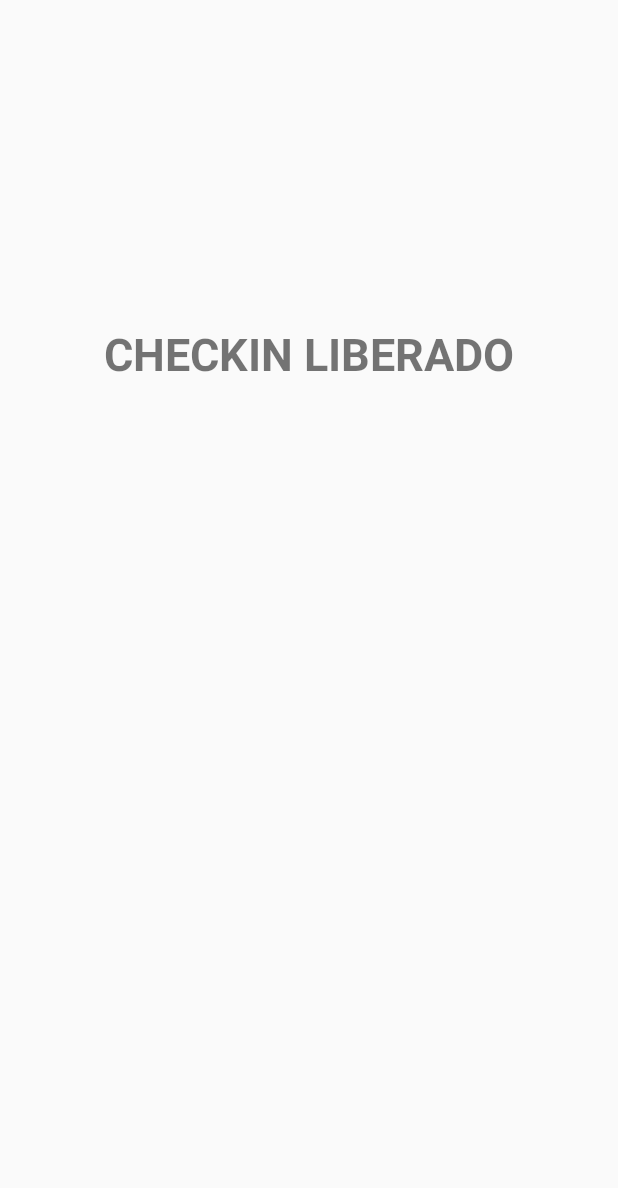
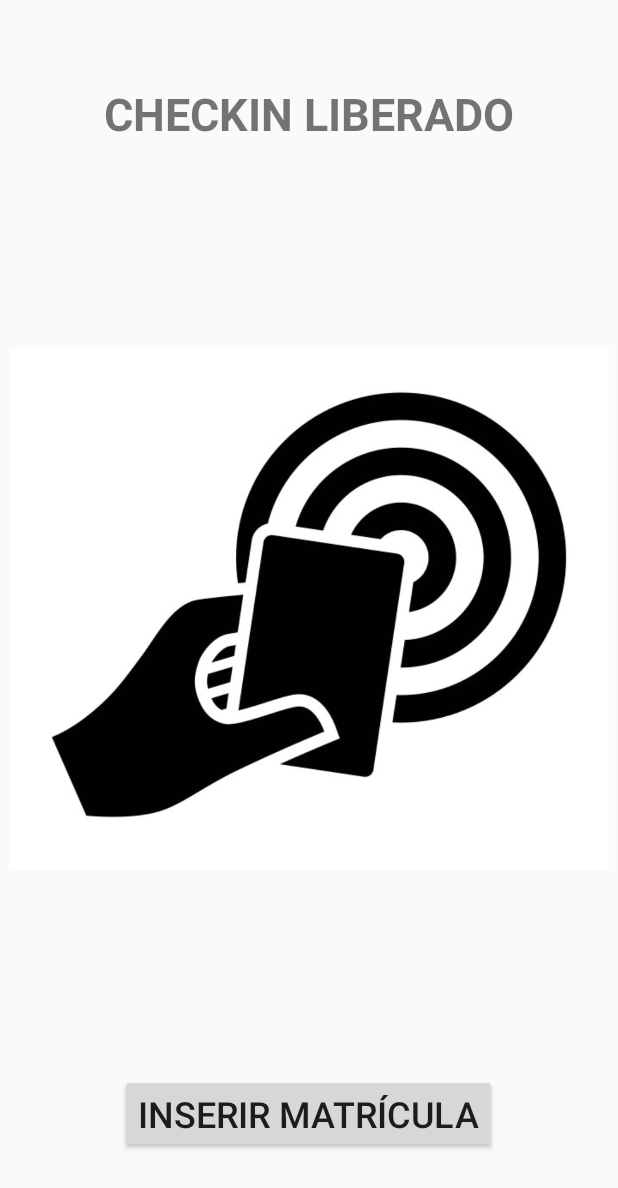
Before and after one commit to MarcelloVSilva/ImHere, an Android app: the fragment EmProcessoAula shown on its own in the app's theme, on a phone screen of 412 x 824 dp. Shown: the top 1188 px of the screen. Run offline under Robolectric (Android 15) with nearby library versions, the phone set to English and light mode, and no system bars.

Commit message:
work on fragment

```diff
--- a/app/src/main/java/com/example/marcello/tomadordefrequencia/componentes/telas/EmProcessoAula.java
+++ b/app/src/main/java/com/example/marcello/tomadordefrequencia/componentes/telas/EmProcessoAula.java
@@ -6,11 +6,11 @@ import android.app.Activity;
 import android.app.Fragment;
 import android.os.Bundle;
 import android.support.annotation.Nullable;
+import android.util.Log;
 import android.view.LayoutInflater;
 import android.view.View;
 import android.view.ViewGroup;
-import android.widget.FrameLayout;
-
+import android.widget.Button;
 import com.example.marcello.tomadordefrequencia.R;
 
 public class EmProcessoAula extends Fragment {
@@ -19,6 +19,16 @@ public class EmProcessoAula extends Fragment {
     @Override
     public View onCreateView(LayoutInflater inflater, @Nullable ViewGroup container, Bundle savedInstanceState) {
         View view =  inflater.inflate(R.layout.em_processo_fragment, container, false);
+        Button button = view.findViewById(R.id.inserirMatricula);
+        button.setOnClickListener(new View.OnClickListener()
+        {
+            @Override
+            public void onClick(View v)
+            {
+                Log.d("MATRICULA", "inserir matricula");
+                // abrir: teclado, campo e botao de enviar
+            }
+        });
         return view;
     }
 }
--- a/app/src/main/java/com/example/marcello/tomadordefrequencia/componentes/telas/ProximaDisciplina.java
+++ b/app/src/main/java/com/example/marcello/tomadordefrequencia/componentes/telas/ProximaDisciplina.java
@@ -135,13 +135,13 @@ public class ProximaDisciplina extends AppCompatActivity {
                           int statusAula = ((Long) aux).intValue();
                           switch(statusAula) {
                               case 0: //ainda nao comecou
-                                  ft.replace(android.R.id.content, aindaNaoComecou);
+                                  ft.replace(R.id.espaçoParaColocarFragment, aindaNaoComecou);
                                   break;
                               case 1: //em andamento
-                                  ft.replace(android.R.id.content, emProcesso);
+                                  ft.replace(R.id.espaçoParaColocarFragment, emProcesso);
                                   break;
                               case 2: //encerrado
-                                  ft.replace(android.R.id.content, fimDoProcesso);
+                                  ft.replace(R.id.espaçoParaColocarFragment, fimDoProcesso);
                                   break;
                           }
                           ft.addToBackStack(null);
--- a/app/src/main/res/layout/em_processo_fragment.xml
+++ b/app/src/main/res/layout/em_processo_fragment.xml
@@ -1,18 +1,39 @@
 <?xml version="1.0" encoding="utf-8"?>
 <RelativeLayout xmlns:android="http://schemas.android.com/apk/res/android"
+    xmlns:app="http://schemas.android.com/apk/res-auto"
     xmlns:tools="http://schemas.android.com/tools"
     android:layout_width="match_parent"
     android:layout_height="match_parent">
 
     <TextView
-        android:id="@+id/textView"
+        android:id="@+id/tituloProcesso"
         android:layout_width="wrap_content"
         android:layout_height="wrap_content"
         android:layout_alignParentTop="true"
         android:layout_centerHorizontal="true"
-        android:layout_marginTop="215dp"
+        android:layout_marginTop="55dp"
         android:text="Checkin Liberado"
         android:textAllCaps="true"
         android:textSize="30sp"
         android:textStyle="bold" />
+
+    <Button
+        android:id="@+id/inserirMatricula"
+        android:layout_width="wrap_content"
+        android:layout_height="wrap_content"
+        android:layout_alignParentBottom="true"
+
+        android:layout_centerHorizontal="true"
+        android:layout_marginBottom="55dp"
+        android:text="Inserir Matrícula"
+        android:textSize="24sp" />
+
+    <ImageView
+        android:id="@+id/imageView"
+        android:layout_width="400dp"
+        android:layout_height="400dp"
+        android:layout_below="@+id/tituloProcesso"
+        android:layout_above="@+id/inserirMatricula"
+        android:layout_centerHorizontal="true"
+        app:srcCompat="@drawable/em_processo_img" />
 </RelativeLayout>
--- a/app/src/main/res/layout/ja_terminou_fragment.xml
+++ b/app/src/main/res/layout/ja_terminou_fragment.xml
@@ -10,7 +10,7 @@
         android:layout_height="wrap_content"
         android:layout_alignParentTop="true"
         android:layout_centerHorizontal="true"
-        android:layout_marginTop="215dp"
+        android:layout_marginTop="55dp"
         android:text="Checkin encerrado"
         android:textAllCaps="true"
         android:textSize="30sp"
```
Also changed, not shown: app/src/main/res/layout/nao_comecou_fragment.xml (+11 -1 lines), app/src/main/res/layout/proxima_disciplina.xml (+10 -0 lines), app/src/main/res/drawable/ainda_nao_comecou.png (added), app/src/main/res/drawable/checkin_encerrado.png (added), app/src/main/res/drawable/checkout_encerrado.png (added), app/src/main/res/drawable/em_processo_img.png (added).
